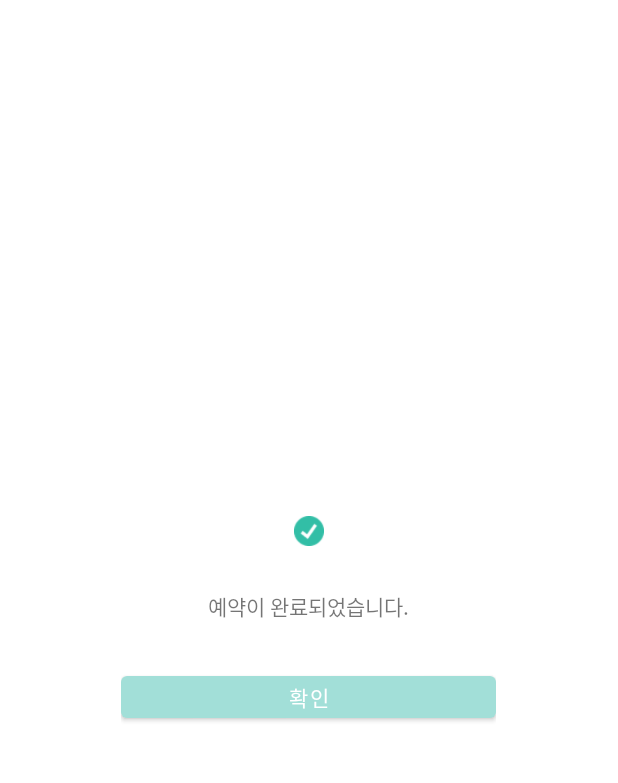
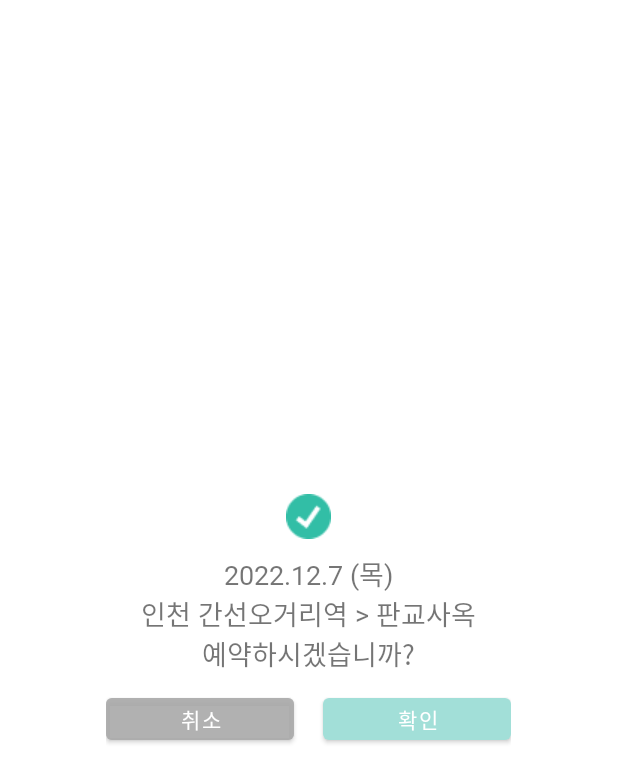
Before and after one commit to HalloKity/DIGICO_Bus, an Android app: the layout custom_dialog_after_seat_choice.xml on its own in the app's theme, with its tools: preview values and no code run, on a phone screen of 412 x 824 dp. Shown: the top 783 px of the screen. Run offline under Robolectric (Android 15) with nearby library versions, the phone set to English and light mode, and no system bars.

Commit message:
[HJ] fix : 통근버스 노선 글자 수 크기 조절 및 다이얼로그 수정

```diff
--- a/DigicoBus/app/src/main/res/layout/custom_dialog_after_seat_choice.xml
+++ b/DigicoBus/app/src/main/res/layout/custom_dialog_after_seat_choice.xml
@@ -3,7 +3,7 @@
     xmlns:android="http://schemas.android.com/apk/res/android"
     xmlns:app="http://schemas.android.com/apk/res-auto"
     xmlns:tools="http://schemas.android.com/tools"
-    android:layout_width="wrap_content"
+    android:layout_width="330dp"
     android:layout_height="wrap_content"
     android:layout_gravity="center"
     style="@style/dialog"
@@ -15,8 +15,8 @@
 
     <ImageView
         android:id="@+id/img_check"
-            android:layout_width="20dp"
-        android:layout_height="20dp"
+            android:layout_width="30dp"
+        android:layout_height="30dp"
         android:src="@drawable/img_check"
         app:layout_constraintTop_toTopOf="parent"
         app:layout_constraintStart_toStartOf="parent"
@@ -27,22 +27,37 @@
         android:layout_width="wrap_content"
         android:layout_height="wrap_content"
         android:gravity="center"
-        android:layout_marginTop="30dp"
-        android:text="예약이 완료되었습니다."
+        android:layout_marginTop="10dp"
+        android:textSize="18dp"
+        android:text="2022.12.7 (목)\n인천 간선오거리역 > 판교사옥\n예약하시겠습니까?"
         app:layout_constraintTop_toBottomOf="@id/img_check"
         app:layout_constraintStart_toStartOf="parent"
         app:layout_constraintEnd_toEndOf="parent"/>
 
     <Button
+        android:id="@+id/btn_cancle"
+        android:layout_width="125dp"
+        android:layout_height="40dp"
+        android:text="취소"
+        android:fontFamily="@font/noto_sans_kr_medium"
+        android:textSize="14dp"
+        android:backgroundTint="@color/gray_70"
+        android:layout_marginTop="10dp"
+        android:layout_marginRight="10dp"
+        app:layout_constraintTop_toBottomOf="@id/tv_text"
+        app:layout_constraintStart_toStartOf="parent"
+        app:layout_constraintRight_toLeftOf="@id/btn_ok"/>
+
+    <Button
         android:id="@+id/btn_ok"
-        android:layout_width="250dp"
+        android:layout_width="125dp"
         android:layout_height="40dp"
         android:text="확인"
         android:fontFamily="@font/noto_sans_kr_medium"
         android:textSize="14dp"
-        android:layout_marginTop="30dp"
+        android:layout_marginTop="10dp"
         app:layout_constraintTop_toBottomOf="@id/tv_text"
-        app:layout_constraintStart_toStartOf="parent"
         app:layout_constraintEnd_toEndOf="parent"/>
 
+
 </androidx.constraintlayout.widget.ConstraintLayout>
```
Also changed, not shown: DigicoBus/app/src/main/res/layout/listview_ticket.xml (+7 -7 lines).
